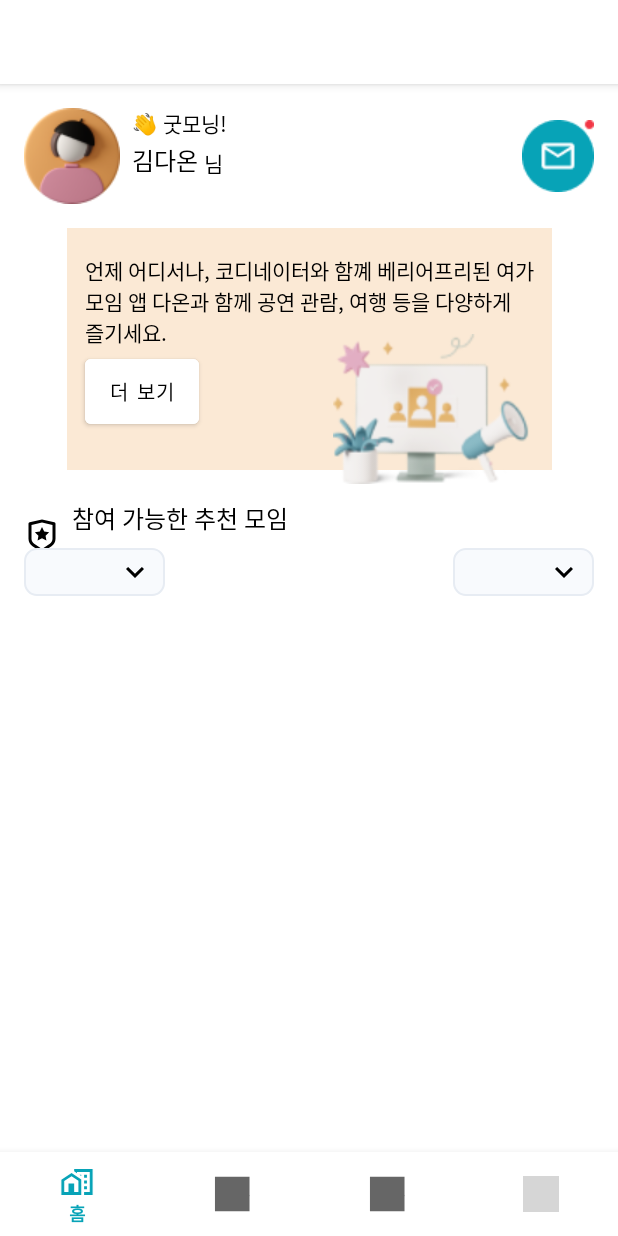
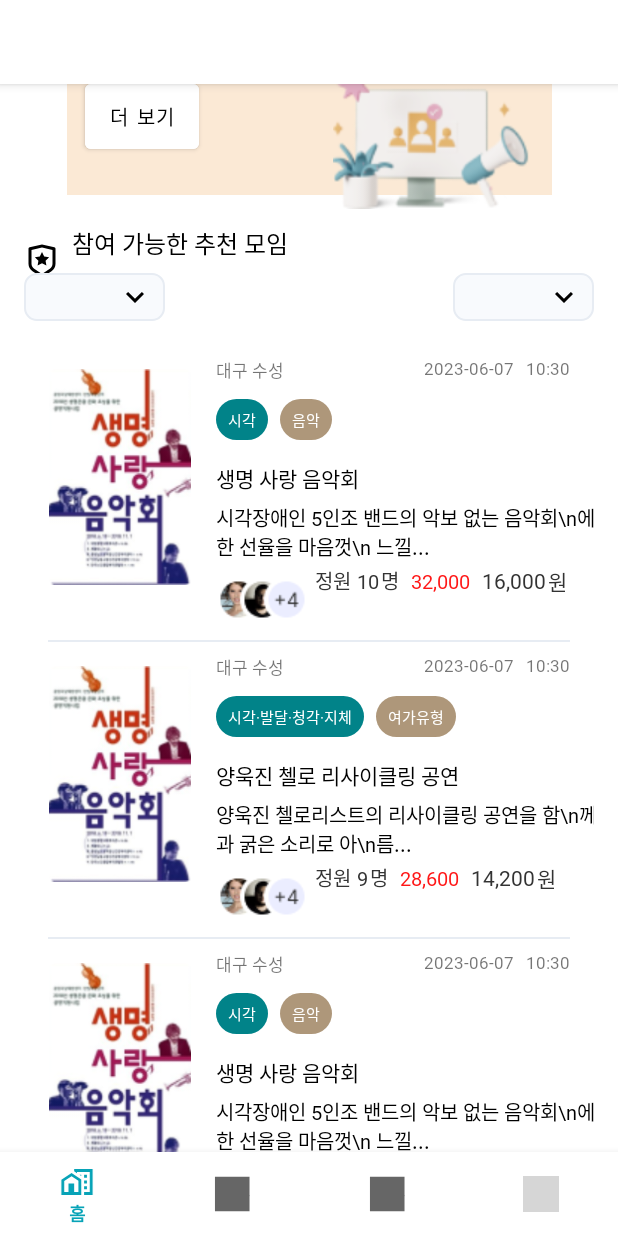
Before and after one commit to HeewonP825/Daon_UI, an Android app: the screen it shows after launch (MainActivity), on a phone screen of 412 x 824 dp. Run offline under Robolectric (Android 15) with nearby library versions, the phone set to English and light mode, and no system bars; our stand-ins replace navigation-ui; grey boxes are pictures that could not be loaded.

Commit message:
Design(fragment_home.xml): add homeFragment xml

```diff
--- a/app/src/main/java/com/daon/daon_ui/ui/home/HomeFragment.kt
+++ b/app/src/main/java/com/daon/daon_ui/ui/home/HomeFragment.kt
@@ -7,11 +7,15 @@ import android.view.ViewGroup
 import android.widget.TextView
 import androidx.fragment.app.Fragment
 import androidx.lifecycle.ViewModelProvider
+import androidx.recyclerview.widget.LinearLayoutManager
+import androidx.recyclerview.widget.RecyclerView
 import com.daon.daon_ui.databinding.FragmentHomeBinding
 
 class HomeFragment : Fragment() {
 
     private var _binding: FragmentHomeBinding? = null
+
+    private lateinit var meetingAdapter: MeetingAdapter
 
     // This property is only valid between onCreateView and
     // onDestroyView.
@@ -32,6 +36,15 @@ class HomeFragment : Fragment() {
 //        homeViewModel.text.observe(viewLifecycleOwner) {
 //            textView.text = it
 //        }
+
+        // RecyclerView 초기화
+        meetingAdapter = MeetingAdapter(getSampleMeetings()) // 여러 항목을 가진 데이터 리스트 전달
+        binding.homeMeetingRv.apply {
+            layoutManager = LinearLayoutManager(context, RecyclerView.VERTICAL, false)
+            adapter = meetingAdapter
+        }
+
+
         return root
     }
 
@@ -39,4 +52,20 @@ class HomeFragment : Fragment() {
         super.onDestroyView()
         _binding = null
     }
+
+    // 샘플 데이터 리스트 생성
+    private fun getSampleMeetings(): List<Meeting> {
+        return listOf(
+            Meeting("R.drawable.meeting_sample1", "대구 수성", "2023-06-07", "10:30",
+                "시각", "음악", "생명 사랑 음악회", "시각장애인 5인조 밴드의 악보 없는 음악회\\n에 초대합니다. 사랑 가득한 선율을 마음껏\\n 느낄...",
+                "10", "32,000", "16,000"),
+            Meeting("R.drawable.meeting_sample1", "대구 수성", "2023-06-07", "10:30",
+                "시각·발달·청각·지체", "여가유형", "양욱진 첼로 리사이클링 공연", "양욱진 첼로리스트의 리사이클링 공연을 함\\n께 관람해요. 잔잔한 선율과 굵은 소리로 아\\n름...",
+                "9", "28,600", "14,200"),
+            Meeting("R.drawable.meeting_sample3", "대구 수성", "2023-06-07", "10:30",
+                "시각", "음악", "생명 사랑 음악회", "시각장애인 5인조 밴드의 악보 없는 음악회\\n에 초대합니다. 사랑 가득한 선율을 마음껏\\n 느낄...",
+                "10", "32,000", "16,000")
+            // 추가적인 항목들을 원하는 만큼 추가
+        )
+    }
 }
--- /dev/null
+++ b/app/src/main/java/com/daon/daon_ui/ui/home/Meeting.kt
@@ -0,0 +1,21 @@
+package com.daon.daon_ui.ui.home
+
+import android.os.Bundle
+import androidx.fragment.app.Fragment
+import android.view.LayoutInflater
+import android.view.View
+import android.view.ViewGroup
+import com.daon.daon_ui.R
+
+data class Meeting(
+    val meetingImg: String,
+    val meetingLocation: String,
+    val meetingDate: String,
+    val meetingTime: String,
+    val meetingTag1: String,
+    val meetingTag2: String,
+    val meetingTitle: String,
+    val meetingExplain: String,
+    val meetingMember: String,
+    val meetingOriginalPrice: String,
+    val meetingPrice: String)
--- /dev/null
+++ b/app/src/main/java/com/daon/daon_ui/ui/home/MeetingAdapter.kt
@@ -0,0 +1,43 @@
+package com.daon.daon_ui.ui.home
+
+import android.os.Bundle
+import androidx.fragment.app.Fragment
+import android.view.LayoutInflater
+import android.view.View
+import android.view.ViewGroup
+import com.daon.daon_ui.R
+import androidx.recyclerview.widget.RecyclerView
+import com.daon.daon_ui.databinding.ItemMeetingBinding
+
+class MeetingAdapter(private val meetings: List<Meeting>) : RecyclerView.Adapter<MeetingAdapter.MeetingViewHolder>() {
+
+    override fun onCreateViewHolder(parent: ViewGroup, viewType: Int): MeetingViewHolder {
+        val binding = ItemMeetingBinding.inflate(LayoutInflater.from(parent.context), parent, false)
+        return MeetingViewHolder(binding.root)
+    }
+
+    override fun onBindViewHolder(holder: MeetingViewHolder, position: Int) {
+        val meeting = meetings[position]
+        holder.bind(meeting)
+    }
+
+    override fun getItemCount(): Int = meetings.size
+
+    inner class MeetingViewHolder(itemView: View) : RecyclerView.ViewHolder(itemView) {
+        private val binding: ItemMeetingBinding = ItemMeetingBinding.bind(itemView)
+
+        fun bind(meeting: Meeting) {
+            binding.meetingThumbnail.setImageResource(R.drawable.meeting_sample1)
+            binding.meetingLocation.text = meeting.meetingLocation
+            binding.meetingDate.text = meeting.meetingDate
+            binding.meetingTime.text = meeting.meetingTime
+            binding.meetingTag1.text = meeting.meetingTag1
+            binding.meetingTag2.text = meeting.meetingTag2
+            binding.meetingTitle.text = meeting.meetingTitle
+            binding.meetingDetail.text = meeting.meetingExplain
+            binding.meetingMember.text = meeting.meetingMember
+            binding.meetingOriginalPrice.text = meeting.meetingOriginalPrice
+            binding.meetingPrice.text = meeting.meetingPrice
+        }
+    }
+}
--- a/app/src/main/res/layout/item_meeting.xml
+++ b/app/src/main/res/layout/item_meeting.xml
@@ -3,8 +3,8 @@
     xmlns:android="http://schemas.android.com/apk/res/android"
     xmlns:app="http://schemas.android.com/apk/res-auto"
     xmlns:tools="http://schemas.android.com/tools"
-    android:layout_width="match_parent"
-    android:layout_height="match_parent">
+    android:layout_width="wrap_content"
+    android:layout_height="wrap_content">
 
     <ImageView
         android:id="@+id/meeting_thumbnail"
@@ -33,7 +33,7 @@
         android:layout_width="wrap_content"
         android:layout_height="wrap_content"
         android:layout_marginTop="8dp"
-        android:layout_marginEnd="12dp"
+        android:layout_marginEnd="8dp"
         android:fontFamily="@font/noto_sans_kr_regular"
         android:text="@string/meeting_date"
         android:textSize="11sp"
@@ -55,9 +55,12 @@
 
     <TextView
         android:id="@+id/meeting_tag1"
-        android:layout_width="38dp"
+        android:layout_width="wrap_content"
         android:layout_height="27dp"
         android:layout_marginStart="16dp"
+        android:paddingLeft="8dp"
+        android:paddingRight="8dp"
+        android:layout_marginTop="36dp"
         android:background="@drawable/bg_meeting_tag1"
         android:fontFamily="@font/noto_sans_kr_bold"
         android:gravity="center_horizontal|center_vertical"
@@ -65,125 +68,155 @@
         android:textColor="@color/white"
         android:textSize="10sp"
         app:layout_constraintStart_toEndOf="@+id/meeting_thumbnail"
-        tools:layout_editor_absoluteY="35dp" />
+        app:layout_constraintTop_toTopOf="parent" />
 
     <TextView
         android:id="@+id/meeting_tag2"
-        android:layout_width="38dp"
+        android:layout_width="wrap_content"
         android:layout_height="27dp"
         android:layout_marginStart="8dp"
+        android:layout_marginTop="36dp"
         android:background="@drawable/bg_meeting_tag2"
         android:fontFamily="@font/noto_sans_kr_bold"
         android:gravity="center_horizontal|center_vertical"
         android:text="@string/meeting_tag2"
         android:textColor="@color/white"
         android:textSize="10sp"
+        android:paddingLeft="8dp"
+        android:paddingRight="8dp"
         app:layout_constraintStart_toEndOf="@+id/meeting_tag1"
-        tools:layout_editor_absoluteY="35dp" />
+        app:layout_constraintTop_toTopOf="parent" />
 
     <TextView
         android:id="@+id/meeting_title"
         android:layout_width="wrap_content"
         android:layout_height="wrap_content"
         android:layout_marginStart="16dp"
+        android:layout_marginTop="8dp"
         android:fontFamily="@font/noto_sans_kr_bold"
         android:text="@string/meeting_title"
         android:textColor="@color/black"
         android:textSize="14sp"
+        app:layout_constraintBottom_toTopOf="@+id/meeting_detail"
         app:layout_constraintStart_toEndOf="@+id/meeting_thumbnail"
-        tools:layout_editor_absoluteY="53dp" />
+        app:layout_constraintTop_toBottomOf="@+id/meeting_tag1" />
 
     <TextView
         android:id="@+id/meeting_detail"
         android:layout_width="wrap_content"
         android:layout_height="wrap_content"
         android:layout_marginStart="16dp"
+        android:layout_marginBottom="16dp"
         android:fontFamily="@font/noto_sans_kr_regular"
         android:text="@string/meeting_explain"
         android:textColor="@color/black"
         android:textSize="13sp"
-        app:layout_constraintStart_toEndOf="@+id/meeting_thumbnail"
-        tools:layout_editor_absoluteY="78dp" />
+        app:layout_constraintBottom_toBottomOf="@+id/meeting_thumbnail"
+        app:layout_constraintStart_toEndOf="@+id/meeting_thumbnail" />
 
     <ImageView
         android:id="@+id/imageView3"
         android:layout_width="wrap_content"
         android:layout_height="wrap_content"
         android:layout_marginStart="16dp"
+        android:layout_marginTop="8dp"
         android:src="@drawable/participate_member_sample"
         app:layout_constraintStart_toEndOf="@+id/meeting_thumbnail"
-        tools:layout_editor_absoluteY="144dp" />
+        app:layout_constraintTop_toTopOf="@+id/textView4" />
 
     <TextView
         android:id="@+id/textView3"
         android:layout_width="wrap_content"
-        android:layout_height="25dp"
+        android:layout_height="wrap_content"
         android:layout_marginStart="4dp"
+        android:layout_marginTop="10dp"
         android:fontFamily="@font/noto_sans_kr_regular"
         android:gravity="center"
         android:text="@string/meeting_avail_member"
+        android:textColor="#333333"
         android:textSize="13sp"
-        android:textColor="#333333"
+        app:layout_constraintBottom_toBottomOf="@+id/meeting_thumbnail"
         app:layout_constraintStart_toEndOf="@+id/imageView3"
-        tools:layout_editor_absoluteY="140dp" />
+        app:layout_constraintTop_toBottomOf="@+id/meeting_detail" />
 
     <TextView
         android:id="@+id/meeting_member"
         android:layout_width="wrap_content"
         android:layout_height="wrap_content"
         android:layout_marginStart="4dp"
+        android:layout_marginTop="10dp"
         android:fontFamily="@font/noto_sans_kr_bold"
         android:text="@string/meeting_member"
+        android:textColor="#333333"
         android:textSize="13dp"
-        android:textColor="#333333"
+        app:layout_constraintBottom_toBottomOf="@+id/meeting_thumbnail"
         app:layout_constraintStart_toEndOf="@+id/textView3"
-        tools:layout_editor_absoluteY="140dp" />
+        app:layout_constraintTop_toBottomOf="@+id/meeting_detail" />
 
     <TextView
         android:id="@+id/textView4"
         android:layout_width="wrap_content"
         android:layout_height="wrap_content"
         android:layout_marginStart="1dp"
+        android:layout_marginTop="10dp"
         android:fontFamily="@font/noto_sans_kr_regular"
         android:text="@string/meeting_member_unit"
         android:textColor="#333333"
         android:textSize="13sp"
+        app:layout_constraintBottom_toBottomOf="@+id/meeting_thumbnail"
         app:layout_constraintStart_toEndOf="@+id/meeting_member"
-        tools:layout_editor_absoluteY="140dp" />
+        app:layout_constraintTop_toBottomOf="@+id/meeting_detail" />
 
     <TextView
         android:id="@+id/meeting_original_price"
         android:layout_width="wrap_content"
         android:layout_height="wrap_content"
         android:layout_marginStart="8dp"
+        android:layout_marginTop="10dp"
         android:fontFamily="@font/noto_sans_kr_regular"
-        android:text="32,000"
+        android:text="@string/meeting_original_price"
         android:textColor="#FF1717"
         android:textSize="13sp"
+        app:layout_constraintBottom_toBottomOf="@+id/meeting_thumbnail"
         app:layout_constraintStart_toEndOf="@+id/textView4"
-        tools:layout_editor_absoluteY="140dp" />
+        app:layout_constraintTop_toBottomOf="@+id/meeting_detail" />
 
     <TextView
         android:id="@+id/meeting_price"
         android:layout_width="wrap_content"
         android:layout_height="wrap_content"
         android:layout_marginStart="8dp"
+        android:layout_marginTop="10dp"
         android:fontFamily="@font/noto_sans_kr_bold"
         android:text="@string/meeting_price"
         android:textColor="#333333"
         android:textSize="14sp"
+        app:layout_constraintBottom_toBottomOf="@+id/meeting_thumbnail"
         app:layout_constraintStart_toEndOf="@+id/meeting_original_price"
-        tools:layout_editor_absoluteY="137dp" />
+        app:layout_constraintTop_toBottomOf="@+id/meeting_detail" />
 
     <TextView
         android:layout_width="wrap_content"
         android:layout_height="wrap_content"
         android:layout_marginStart="1dp"
+        android:layout_marginTop="10dp"
         android:fontFamily="@font/noto_sans_kr_bold"
         android:text="@string/meeting_price_unit"
         android:textColor="#333333"
         android:textSize="14sp"
+        app:layout_constraintBottom_toBottomOf="@+id/meeting_thumbnail"
         app:layout_constraintStart_toEndOf="@+id/meeting_price"
-        tools:layout_editor_absoluteY="137dp" />
+        app:layout_constraintTop_toBottomOf="@+id/meeting_detail" />
+
+    <View
+        android:layout_width="match_parent"
+        android:layout_height="1dp"
+        android:layout_marginStart="16dp"
+        android:layout_marginTop="12dp"
+        android:layout_marginEnd="16dp"
+        android:background="@color/main_button_enabled_stroke"
+        app:layout_constraintEnd_toEndOf="parent"
+        app:layout_constraintStart_toStartOf="parent"
+        app:layout_constraintTop_toBottomOf="@+id/imageView3" />
 
 </androidx.constraintlayout.widget.ConstraintLayout>
--- a/app/src/main/res/values/strings.xml
+++ b/app/src/main/res/values/strings.xml
@@ -25,6 +25,9 @@
     <string name="meeting_avail_member">정원</string>
     <string name="meeting_member">10</string>
     <string name="meeting_member_unit">명</string>
+    <string name="meeting_original_price">32,000</string>
     <string name="meeting_price">16,000</string>
     <string name="meeting_price_unit">원</string>
+    <!-- TODO: Remove or change this placeholder text -->
+    <string name="hello_blank_fragment">Hello blank fragment</string>
 </resources>
```
